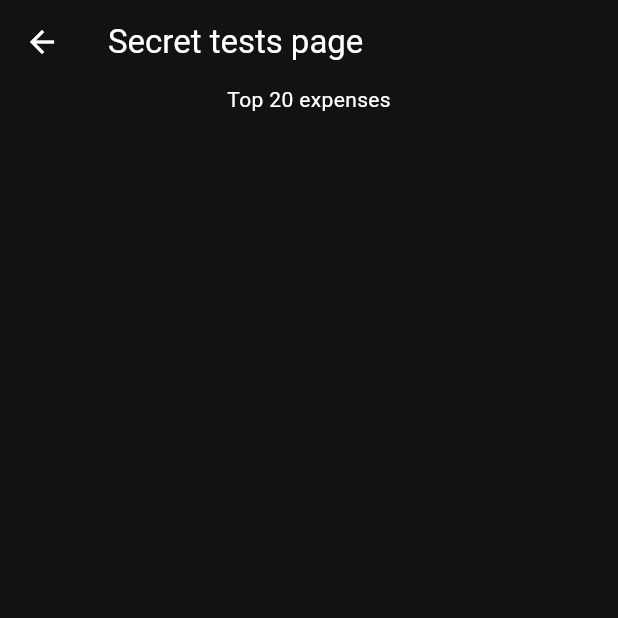
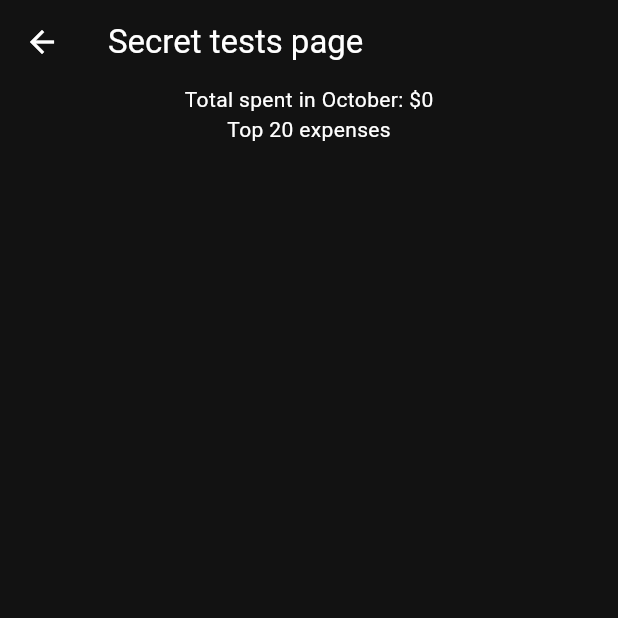
Before and after one commit to vicortez/spending-tracker, a Flutter app: the TestPage screen opened directly, on a phone screen of 412 x 824 dp, the top half of it. Run offline on Flutter 3.47's test engine with Material 3 defaults, Android fonts, the phone set to English and light mode, and no system bars; drawn by our look-alikes of fl_chart; our stand-ins replace file_picker, month_picker_dialog, shared_preferences; accounts and stored records are empty.

Commit message:
update flutter version, add total spent on month info

```diff
--- a/lib/common_widgets/month_button.dart
+++ b/lib/common_widgets/month_button.dart
@@ -1,12 +1,12 @@
 import 'package:flutter/material.dart';
 import 'package:spending_tracker/models/month_names.dart';
 
-class MonthButton extends StatelessWidget {
+class MyMonthButton extends StatelessWidget {
   final int month;
   final bool allMonths;
   final VoidCallback onPressed;
 
-  const MonthButton({super.key, required this.month, required this.allMonths, required this.onPressed});
+  const MyMonthButton({super.key, required this.month, required this.allMonths, required this.onPressed});
 
   @override
   Widget build(BuildContext context) {
--- a/lib/pages/experimental_page.dart
+++ b/lib/pages/experimental_page.dart
@@ -13,6 +13,8 @@ import 'package:spending_tracker/models/domain/domain_state.dart';
 import 'package:spending_tracker/models/expense/expense.dart';
 import 'package:spending_tracker/models/expense/expense_state.dart';
 import 'package:spending_tracker/models/focused_month/focused_month_state.dart';
+import 'package:spending_tracker/models/month_names.dart';
+import 'package:spending_tracker/utils/number_utils.dart';
 
 import '../models/category/category.dart';
 
@@ -49,6 +51,7 @@ class TestPage extends StatelessWidget {
       expenses =
           expenses.where((expense) => expense.date.year == month.year && expense.date.month == month.month).toList();
     }
+    double totalSpentCurrentMonth = expenses.fold(0, (sum, expense) => sum + expense.amount);
 
     return Scaffold(
       appBar: AppBar(
@@ -59,6 +62,8 @@ class TestPage extends StatelessWidget {
         child: Column(
           mainAxisSize: MainAxisSize.min,
           children: [
+            Text(
+                "Total spent in ${monthNames[month.month]!}: \$${toMaxDecimalPlacesOmitTrailingZeroes(totalSpentCurrentMonth, 2)}"),
             const Text("Top 20 expenses"),
             Container(
               height: 300,
@@ -119,7 +124,7 @@ class TestPage extends StatelessWidget {
           radius: radius,
           showTitle: false,
           title:
-              "${categories.firstWhereOrNull((element) => accCatList[i].catId == element.id)?.name ?? "<noCat>"} \$${accCat.acc}",
+              "${categories.firstWhereOrNull((element) => accCatList[i].catId == element.id)?.name ?? "<noCat>"} \$${toMaxDecimalPlacesOmitTrailingZeroes(accCat.acc, 2)}",
           titleStyle: const TextStyle(
             fontSize: 18,
           ),
--- a/lib/pages/spending_report_page.dart
+++ b/lib/pages/spending_report_page.dart
@@ -12,6 +12,7 @@ import 'package:spending_tracker/models/focused_month/focused_month_state.dart';
 import 'package:spending_tracker/models/month_names.dart';
 import 'package:spending_tracker/pages/edit_expense_page.dart';
 import 'package:spending_tracker/utils/color_utils.dart';
+import 'package:spending_tracker/utils/number_utils.dart';
 
 class RowData {
   Expense? expense;
@@ -168,10 +169,6 @@ class SpendingReportPage extends StatelessWidget {
             )));
   }
 
-  String toMaxDecimalPlacesOmitTrailingZeroes(double n, int places) {
-    return n.toStringAsFixed(n.truncateToDouble() == n ? 0 : places);
-  }
-
   List<RowData> getRowsData(List<Expense> expenses, Color tableBackground1, Color? tableBackground2,
       Color aggBackgroundColor, List<Category> categories) {
     final SplayTreeMap<String, List<Expense>> orderedExpensesMap =
--- /dev/null
+++ b/lib/utils/number_utils.dart
@@ -0,0 +1,3 @@
+String toMaxDecimalPlacesOmitTrailingZeroes(double n, int places) {
+  return n.toStringAsFixed(n.truncateToDouble() == n ? 0 : places);
+}
```
Also changed, not shown: lib/main.dart (+46 -21 lines), pubspec.lock, 1 other file.
